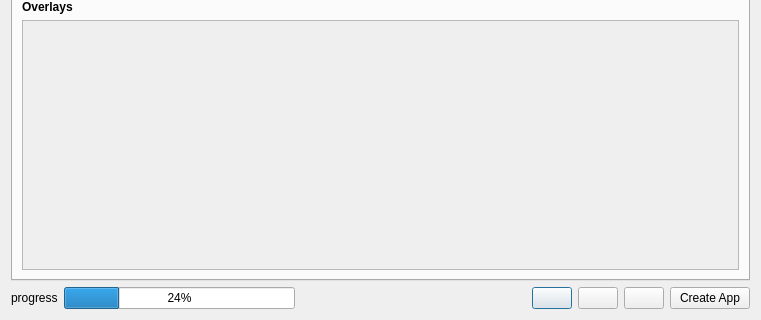
Before: the Qt Designer form webappbuilder/ui_maindialog.ui in planetfederal/qgis-webappbuilder-plugin, drawn with Qt 5; both pictures show x 0 to 761 and y 322 to 642 of the 761 by 642 pixel window.
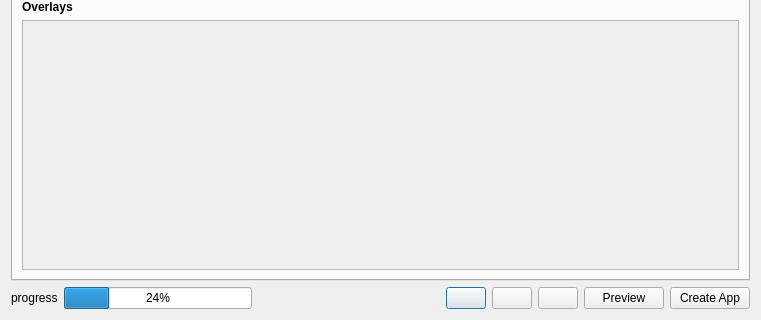
After: the same form once the commit is applied. The open tabs and pages were chosen to show the change. Icons and pictures are not drawn.

Commit message: bring back preview functionality

The edit to the form file:
```diff
--- a/webappbuilder/ui_maindialog.ui
+++ b/webappbuilder/ui_maindialog.ui
@@ -692,6 +692,13 @@
           </property>
          </widget>
         </item>
+        <item>
+         <widget class="QPushButton" name="buttonPreview">
+          <property name="text">
+           <string>Preview</string>
+          </property>
+         </widget>
+        </item>
         <item>
          <widget class="QPushButton" name="buttonCreateApp">
           <property name="text">
```
Left out of the diff: 12 changed lines with no effect on the pictures. The commit also changes 27 other files.
